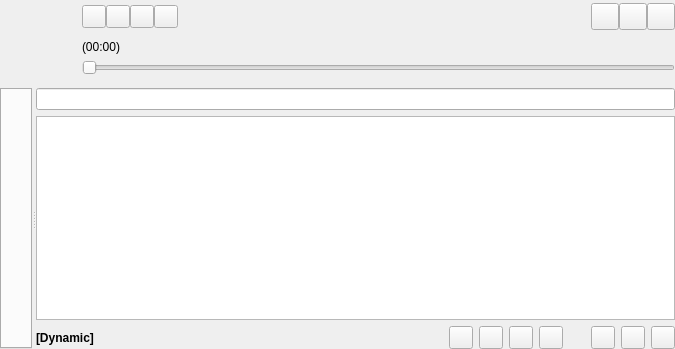
polpo/cantata-mac, file gui/mainwindow.ui: the form before one commit.
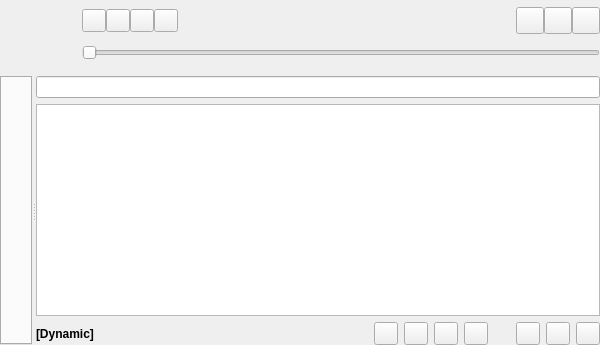
The form after the commit. Custom widgets are drawn as their Qt base class.

```diff
--- a/gui/mainwindow.ui
+++ b/gui/mainwindow.ui
@@ -6,18 +6,27 @@
    <rect>
     <x>0</x>
     <y>0</y>
-    <width>675</width>
-    <height>349</height>
+    <width>600</width>
+    <height>345</height>
    </rect>
   </property>
   <property name="windowTitle">
    <string>Form</string>
   </property>
+  <layout class="QVBoxLayout" name="verticalLayout">
+   <property name="margin">
+    <number>0</number>
+   </property>
+   <item>
+    <widget class="ToolBar" name="toolbar" native="true">
   <layout class="QGridLayout" name="gridLayout_2">
+      <property name="verticalSpacing">
+       <number>0</number>
+      </property>
    <property name="margin">
     <number>0</number>
    </property>
-   <item row="0" column="0" rowspan="3">
+      <item row="0" column="0" rowspan="2">
     <widget class="CoverWidget" name="coverWidget">
      <property name="sizePolicy">
       <sizepolicy hsizetype="Fixed" vsizetype="Fixed">
@@ -27,8 +36,8 @@
      </property>
      <property name="minimumSize">
       <size>
-       <width>76</width>
-       <height>76</height>
+          <width>64</width>
+          <height>64</height>
       </size>
      </property>
      <property name="maximumSize">
@@ -113,29 +122,16 @@
     </layout>
    </item>
    <item row="1" column="1" colspan="3">
-    <widget class="SqueezedTextLabel" name="songTimeElapsedLabel">
-     <property name="sizePolicy">
-      <sizepolicy hsizetype="Preferred" vsizetype="Fixed">
-       <horstretch>0</horstretch>
-       <verstretch>0</verstretch>
-      </sizepolicy>
-     </property>
-     <property name="text">
-      <string>(00:00)</string>
-     </property>
-    </widget>
-   </item>
-   <item row="2" column="1" colspan="3">
     <widget class="TimeSlider" name="positionSlider">
-     <property name="pageStep">
-      <number>0</number>
-     </property>
      <property name="orientation">
       <enum>Qt::Horizontal</enum>
      </property>
     </widget>
    </item>
-   <item row="3" column="0" colspan="4">
+     </layout>
+    </widget>
+   </item>
+   <item>
     <widget class="MessageWidget" name="messageWidget">
      <property name="frameShape">
       <enum>QFrame::StyledPanel</enum>
@@ -145,7 +141,7 @@
      </property>
     </widget>
    </item>
-   <item row="4" column="0" colspan="4">
+   <item>
     <widget class="AutohidingSplitter" name="splitter">
      <property name="enabled">
       <bool>true</bool>
@@ -289,6 +285,11 @@
    <extends>QLabel</extends>
    <header>squeezedtextlabel.h</header>
   </customwidget>
+  <customwidget>
+   <class>ToolBar</class>
+   <extends>QWidget</extends>
+   <header>toolbar.h</header>
+  </customwidget>
   <customwidget>
    <class>LineEdit</class>
    <extends>QLineEdit</extends>
```
Left out of the diff: 18 changed lines with no effect on the pictures. Lines whose indentation alone changed are shown as unchanged.
